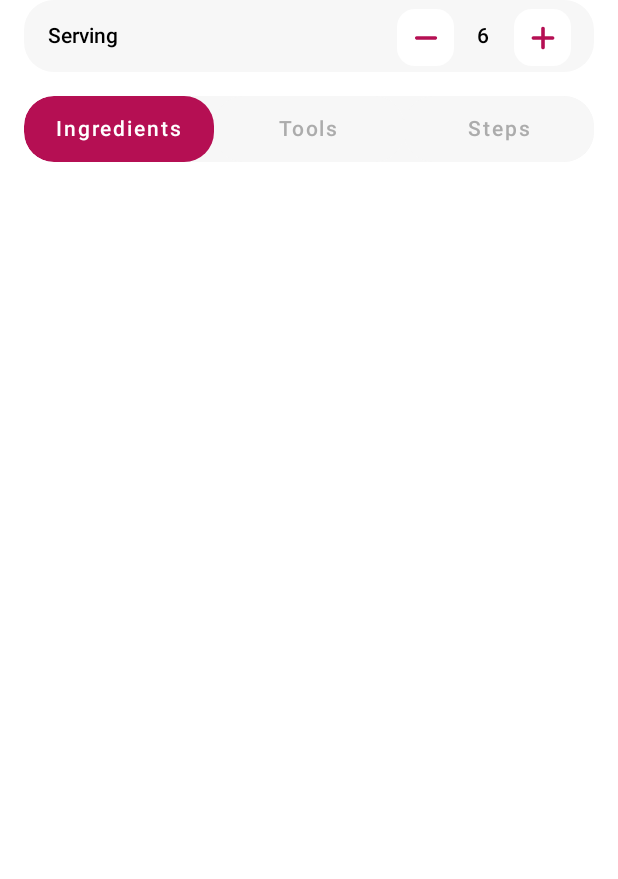
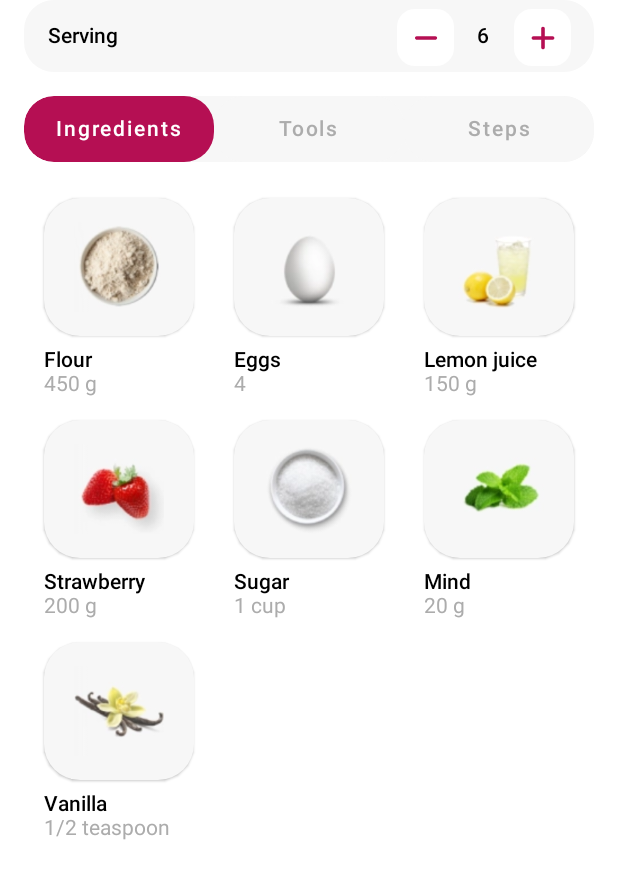
Before and after one commit to ArtemisSoftware/Hephaestus-UI, an Android app built with Jetpack Compose: the @Preview function RecipesScreen, on a phone screen of 412 x 824 dp. Shown: the top 879 px of the screen. Run offline under Robolectric (Android 15) with nearby library versions, the phone set to English and light mode, and no system bars.

Commit message:
Recipes - EasyGrid

```diff
--- a/app/src/main/java/com/artemissoftware/hephaestusui/ui/recipes/RecipesScreen.kt
+++ b/app/src/main/java/com/artemissoftware/hephaestusui/ui/recipes/RecipesScreen.kt
@@ -2,22 +2,19 @@ package com.artemissoftware.hephaestusui.ui.recipes
 
 import androidx.compose.foundation.background
 import androidx.compose.foundation.layout.*
-import androidx.compose.material.Text
 import androidx.compose.runtime.Composable
 import androidx.compose.ui.Alignment
 import androidx.compose.ui.Modifier
 import androidx.compose.ui.draw.clip
 import androidx.compose.ui.tooling.preview.Preview
 import androidx.compose.ui.unit.dp
-import com.artemissoftware.hephaestusui.Greeting
-import com.artemissoftware.hephaestusui.ui.recipes.composables.IconFlatButton
+import com.artemissoftware.hephaestusui.ui.recipes.composables.EasyGrid
 import com.artemissoftware.hephaestusui.ui.recipes.composables.TabButton
-import com.artemissoftware.hephaestusui.ui.theme.HephaestusUITheme
 import com.artemissoftware.hephaestusui.ui.theme.IngedientShapes
 import com.artemissoftware.hephaestusui.ui.theme.LightGray
-import com.artemissoftware.hephaestusui.R
+import com.artemissoftware.hephaestusui.ui.recipes.composables.IngredientCard
 import com.artemissoftware.hephaestusui.ui.recipes.composables.ServingCalculator
-import com.artemissoftware.hephaestusui.ui.theme.Pink
+import com.artemissoftware.hephaestusui.ui.recipes.models.Recipe
 
 @Preview(showBackground = true)
 @Composable
@@ -27,7 +24,7 @@ fun RecipesScreen(){
 
     Box {
         Content(
-//            recipe,
+            recipe = Recipe.getMock(),
 //            scrollState
         )
         //ParallaxToolbar(recipe, scrollState)
@@ -37,7 +34,7 @@ fun RecipesScreen(){
 
 @Composable
 fun Content(
-//    recipe: Recipe,
+    recipe: Recipe,
 //    scrollState: LazyListState
 ) {
 //    LazyColumn(contentPadding = PaddingValues(top = AppBarExpendedHeight), state = scrollState) {
@@ -50,9 +47,10 @@ fun Content(
     ) {
         ServingCalculator()
         IngredientsHeader()
+        IngredientsList(recipe = recipe)
     }
 
-//            IngredientsList(recipe)
+//
 //            ShoppingListButton()
 //            Reviews(recipe)
 //            Images()
@@ -61,6 +59,26 @@ fun Content(
 }
 
 
+
+
+
+
+
+
+@Composable
+fun IngredientsList(recipe: Recipe) {
+    EasyGrid(
+        numberOfColumns = 3,
+        items = recipe.ingredients,
+        content = {
+            IngredientCard(
+                ingredient = it,
+                modifier = Modifier
+            )
+        }
+    )
+
+}
 
 
 
--- /dev/null
+++ b/app/src/main/java/com/artemissoftware/hephaestusui/ui/recipes/composables/EasyGrid.kt
@@ -0,0 +1,41 @@
+package com.artemissoftware.hephaestusui.ui.recipes.composables
+
+import androidx.compose.foundation.layout.*
+import androidx.compose.runtime.Composable
+import androidx.compose.ui.Alignment
+import androidx.compose.ui.Modifier
+import androidx.compose.ui.unit.dp
+
+@Composable
+fun <T> EasyGrid(
+    numberOfColumns: Int,
+    items: List<T>,
+    content: @Composable (T) -> Unit
+) {
+    Column(
+        modifier = Modifier.padding(vertical = 8.dp)
+    ) {
+        for (index in items.indices step numberOfColumns) {
+            Column {
+                Row {
+                    for (indexColumn in 0 until numberOfColumns) {
+                        if (index + indexColumn < items.size) {
+                            Box(
+                                contentAlignment = Alignment.TopCenter,
+                                modifier = Modifier.weight(1f)
+                            ) {
+                                content(items[index + indexColumn])
+                                //--Spacer(Modifier.align(Alignment.BottomEnd).height(16.dp))
+                            }
+                        }
+                        else { //for empty space when there is no more data
+                            Spacer(Modifier.weight(1f, fill = true))
+                        }
+                    }
+                }
+                Spacer(Modifier.height(16.dp))
+            }
+
+        }
+    }
+}
--- /dev/null
+++ b/app/src/main/java/com/artemissoftware/hephaestusui/ui/recipes/models/Recipe.kt
@@ -0,0 +1,43 @@
+package com.artemissoftware.hephaestusui.ui.recipes.models
+
+import com.artemissoftware.hephaestusui.R
+
+data class Recipe(
+    val title: String,
+    val category: String,
+    val cookingTime: String,
+    val energy: String,
+    val rating: String,
+    val description: String,
+    val reviews: String,
+    val ingredients: List<Ingredient>
+){
+
+    companion object{
+
+        fun getMock() : Recipe{
+
+            val strawberryCake = Recipe(
+                title = "Strawberry Cake",
+                category = "Desserts",
+                cookingTime = "50 min",
+                energy = "620 kcal",
+                rating = "4,9",
+                description = "This dessert is very tasty and not difficult to prepare. Also, you can replace strawberries with any other berry you like.",
+                reviews = "84 photos     430 comments",
+                ingredients = listOf(
+                    Ingredient(R.drawable.flour, "Flour", "450 g"),
+                    Ingredient(R.drawable.eggs, "Eggs", "4"),
+                    Ingredient(R.drawable.juice, "Lemon juice", "150 g"),
+                    Ingredient(R.drawable.strawberry, "Strawberry", "200 g"),
+                    Ingredient(R.drawable.suggar, "Sugar", "1 cup"),
+                    Ingredient(R.drawable.mind, "Mind", "20 g"),
+                    Ingredient(R.drawable.vanilla, "Vanilla", "1/2 teaspoon"),
+                )
+            )
+
+            return strawberryCake
+        }
+    }
+
+}
```
